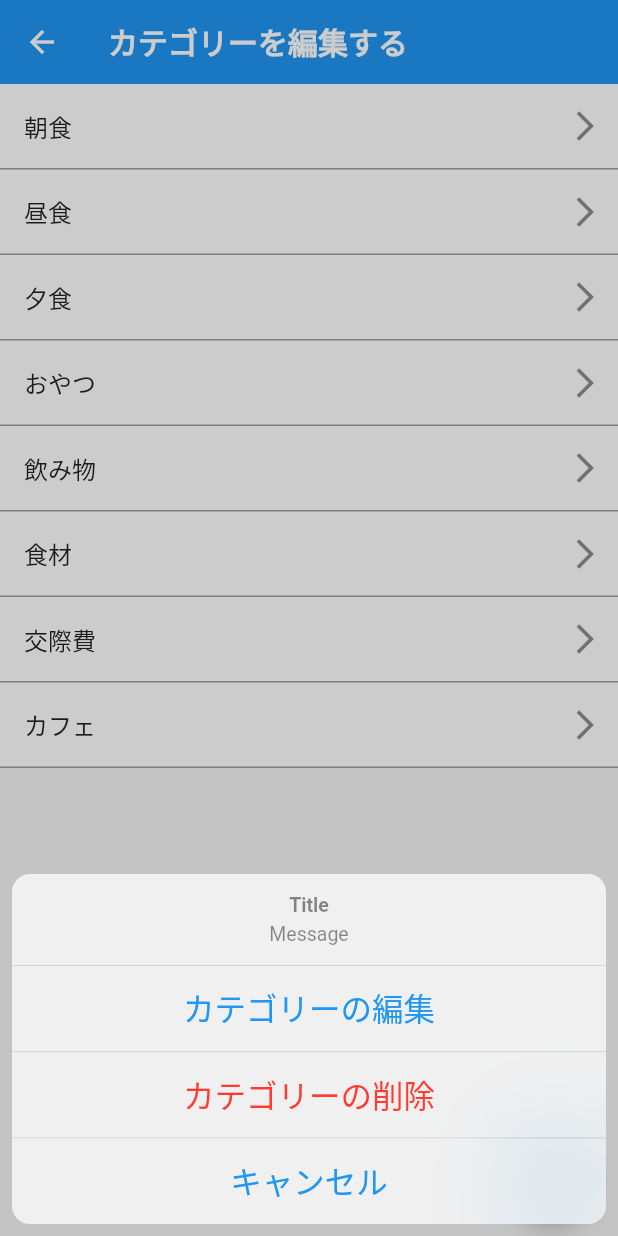
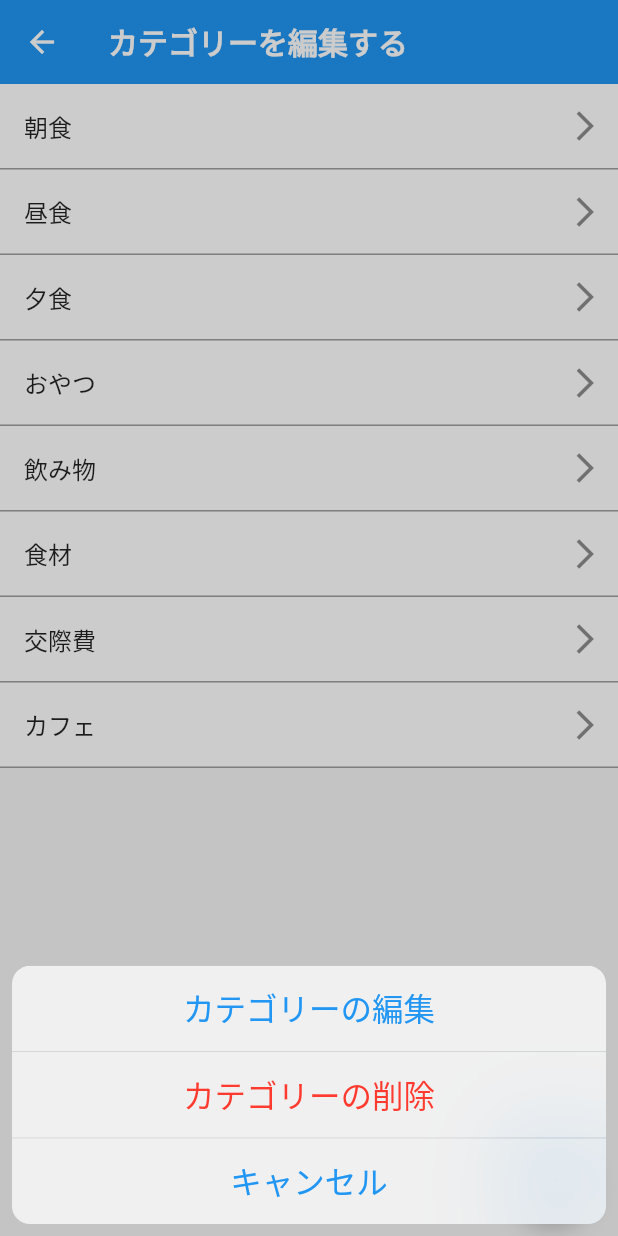
Before and after one commit to gaoypChina/food-record, a Flutter app: the EditCategoryPage screen opened directly, after a tap on "朝食", on a phone screen of 412 x 824 dp. Run offline on Flutter 3.47's test engine with Material 2 defaults, Android fonts, the phone set to English and light mode, and no system bars; our stand-ins replace charts_flutter, firebase_analytics, firebase_core, flutter_local_notifications, flutter_riverpod, permission_handler and 3 more; missing offline and left inert: app_review, app_settings; accounts and stored records are empty.

Commit message:
:sparkles: add this app to original icon

```diff
--- a/lib/app/edit_category/edit_category_method.dart
+++ b/lib/app/edit_category/edit_category_method.dart
@@ -12,8 +12,6 @@ class EditCategoryMethod {
     showCupertinoModalPopup<void>(
       context: context,
       builder: (BuildContext context) => CupertinoActionSheet(
-        title: const Text('Title'),
-        message: const Text('Message'),
         actions: <CupertinoActionSheetAction>[
           CupertinoActionSheetAction(
             /// This parameter indicates the action would be a default
--- a/pubspec.yaml
+++ b/pubspec.yaml
@@ -25,6 +25,12 @@ dependencies:
   app_settings: ^4.1.6
   app_review: ^2.1.1+1
   share_plus: ^4.0.7
+  flutter_launcher_icons: ^0.9.3
+
+flutter_icons:
+  android: false
+  ios: true
+  image_path: "assets/images/icon.png"
 
 dev_dependencies:
   flutter_test:
```
Also changed, not shown: assets/images/icon.png (added), pubspec.lock, 15 other files.
